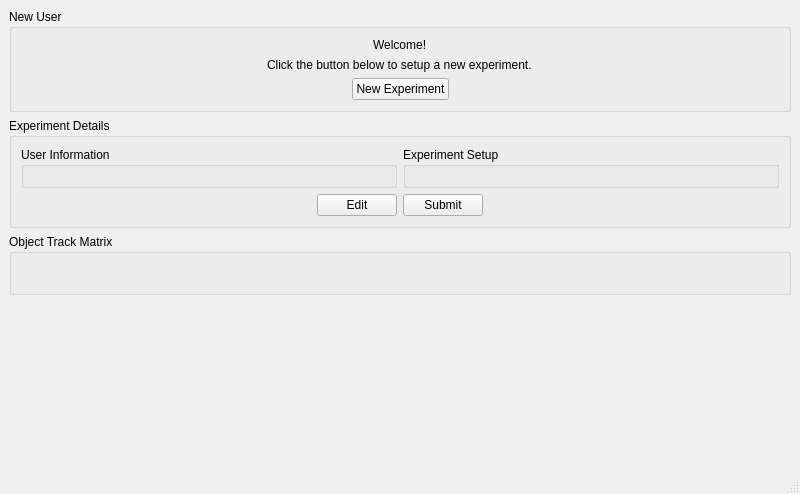
The window that ObjectTrackMatrix/MainWindow.ui (parallax-xallaraq/ObjectTrackMatrix) describes before a commit, drawn with Qt 5.
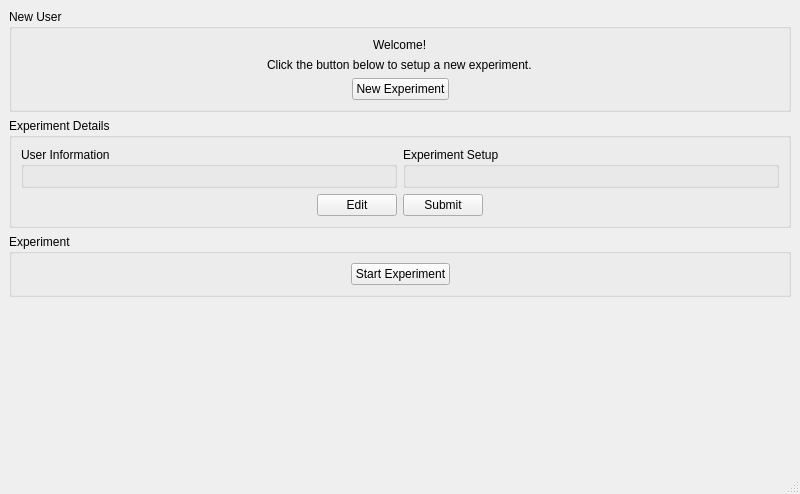
The same window after the commit. Custom widgets are drawn as their Qt base class.

Commit message: create start experiment button

```diff
--- a/ObjectTrackMatrix/MainWindow.ui
+++ b/ObjectTrackMatrix/MainWindow.ui
@@ -99,7 +99,7 @@
     <item row="2" column="0">
      <widget class="QGroupBox" name="groupBox_objectMatrix">
       <property name="title">
-       <string>Object Track Matrix</string>
+       <string>Experiment</string>
       </property>
       <layout class="QVBoxLayout" name="verticalLayout_5">
        <item>
@@ -118,7 +118,11 @@
           </spacer>
          </item>
          <item>
-          <widget class="ObjectMatrix" name="widget_objectMatrix" native="true"/>
+          <widget class="QPushButton" name="pushButton_startExperiment">
+           <property name="text">
+            <string>Start Experiment</string>
+           </property>
+          </widget>
          </item>
          <item>
           <spacer name="horizontalSpacer_6">
@@ -238,12 +242,6 @@
    <header>GetUserInfo.h</header>
    <container>1</container>
   </customwidget>
-  <customwidget>
-   <class>ObjectMatrix</class>
-   <extends>QWidget</extends>
-   <header>ObjectMatrix.h</header>
-   <container>1</container>
-  </customwidget>
  </customwidgets>
  <resources/>
  <connections/>
```
Left out of the diff: 6 changed lines with no effect on the pictures. The commit also changes 7 other files.
